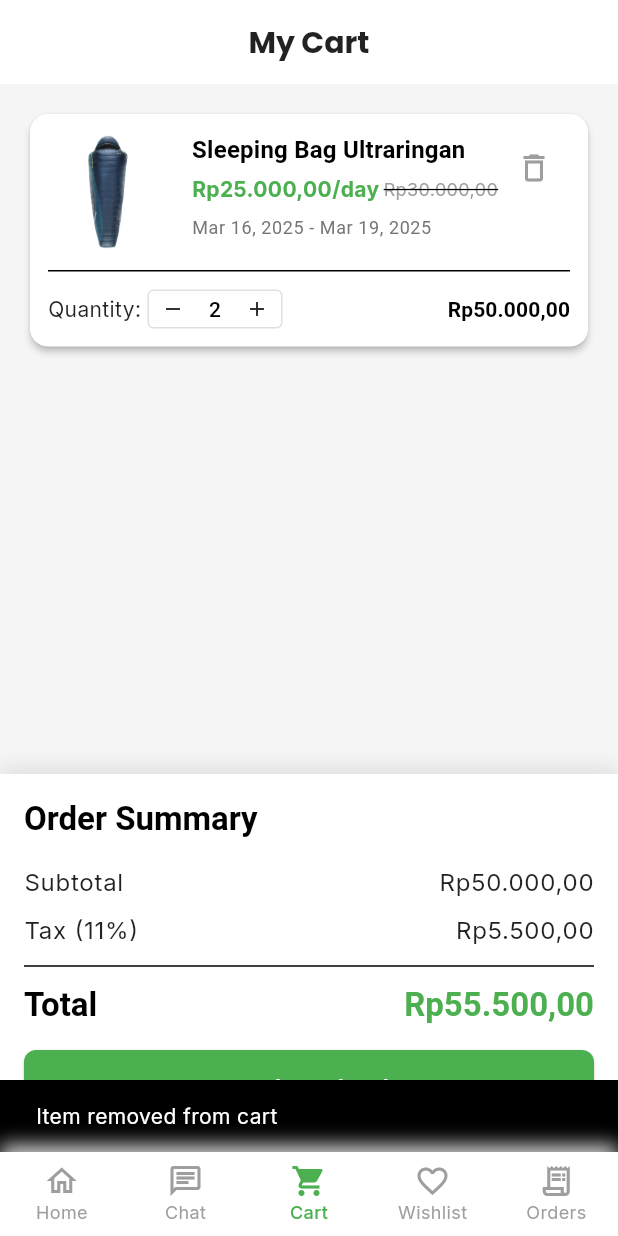
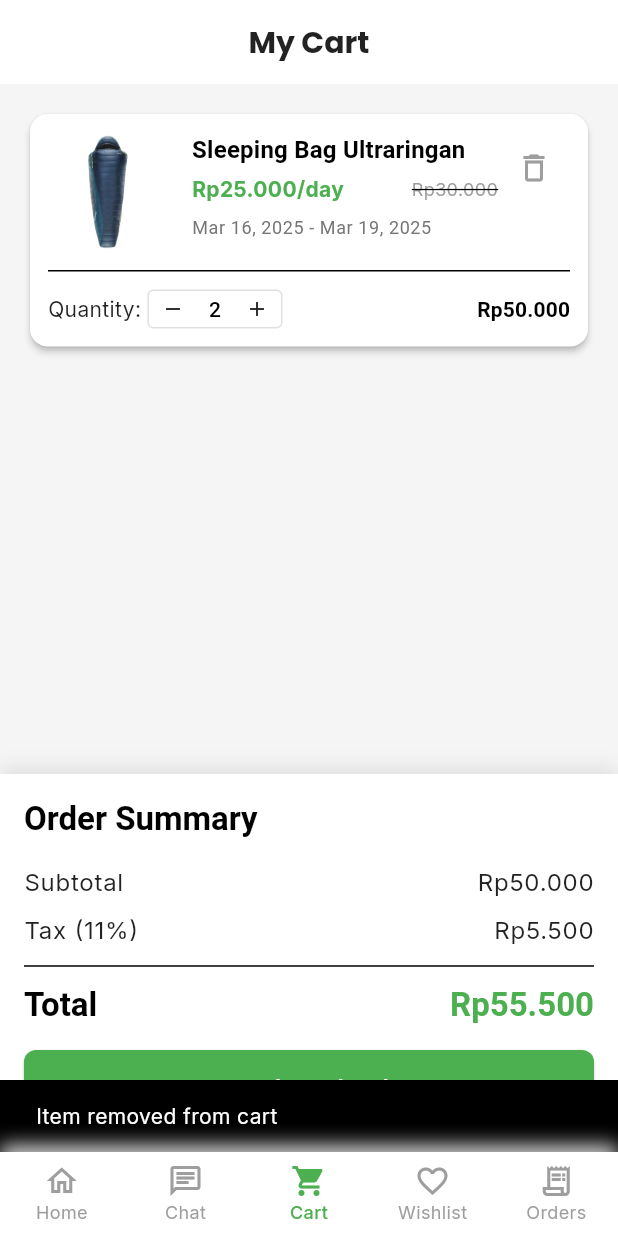
Before and after one commit to frzxw/quiz_provis_c1_2025, a Flutter app: the screen it shows after launch, item 3 of the bottom bar chosen, after a tap on the "delete outline" icon, on a phone screen of 412 x 824 dp. Run offline on Flutter 3.47's test engine with Material 3 defaults, Android fonts, the light colour scheme and no system bars; our stand-ins replace google_fonts.

Commit message:
update number formatting in multiple screens to remove decimal places

```diff
--- a/lib/screens/cart_screen.dart
+++ b/lib/screens/cart_screen.dart
@@ -75,7 +75,7 @@ class _CartScreenState extends State<CartScreen> {
   @override
   Widget build(BuildContext context) {
     final theme = Theme.of(context);
-    final numberFormat = NumberFormat('#,##0.00', 'id_ID');
+    final numberFormat = NumberFormat('#,##0', 'id_ID');
 
     return Scaffold(
       appBar: AppBar(
--- a/lib/screens/checkout_screen.dart
+++ b/lib/screens/checkout_screen.dart
@@ -105,7 +105,7 @@ class _CheckoutScreenState extends State<CheckoutScreen> {
   Widget build(BuildContext context) {
     final theme = Theme.of(context);
     final dateFormat = DateFormat('MMM dd, yyyy');
-    final numberFormat = NumberFormat('#,##0.00', 'id_ID');
+    final numberFormat = NumberFormat('#,##0', 'id_ID');
 
     return Scaffold(
       appBar: AppBar(
@@ -203,7 +203,7 @@ class _CheckoutScreenState extends State<CheckoutScreen> {
                           style: theme.textTheme.bodyLarge,
                         ),
                         Text(
-                            'Rp${numberFormat.format(widget.subtotal)}',
+                          'Rp${numberFormat.format(widget.subtotal)}',
                           style: theme.textTheme.bodyLarge,
                         ),
                       ],
@@ -217,7 +217,7 @@ class _CheckoutScreenState extends State<CheckoutScreen> {
                           style: theme.textTheme.bodyLarge,
                         ),
                         Text(
-                            'Rp${numberFormat.format(widget.tax)}',
+                          'Rp${numberFormat.format(widget.tax)}',
                           style: theme.textTheme.bodyLarge,
                         ),
                       ],
@@ -231,7 +231,7 @@ class _CheckoutScreenState extends State<CheckoutScreen> {
                           style: theme.textTheme.bodyLarge,
                         ),
                         Text(
-                            'Rp${numberFormat.format(_deliveryFee)}',
+                          'Rp${numberFormat.format(_deliveryFee)}',
                           style: theme.textTheme.bodyLarge,
                         ),
                       ],
@@ -247,7 +247,7 @@ class _CheckoutScreenState extends State<CheckoutScreen> {
                           ),
                         ),
                         Text(
-                            'Rp${numberFormat.format(widget.total + _deliveryFee)}',
+                          'Rp${numberFormat.format(widget.total + _deliveryFee)}',
                           style: theme.textTheme.titleLarge?.copyWith(
                             fontWeight: FontWeight.bold,
                             color: theme.colorScheme.primary,
@@ -566,7 +566,7 @@ class OrderConfirmationScreen extends StatelessWidget {
   @override
   Widget build(BuildContext context) {
     final theme = Theme.of(context);
-    final numberFormat = NumberFormat('#,##0.00', 'id_ID');
+    final numberFormat = NumberFormat('#,##0', 'id_ID');
 
     return Scaffold(
       appBar: AppBar(
--- a/lib/screens/home_screen.dart
+++ b/lib/screens/home_screen.dart
@@ -166,6 +166,36 @@ class _HomeScreenState extends State<HomeScreen> {
                         title: 'Hiking',
                         color: Color(0xFF9C27B0),
                       ),
+                      SizedBox(width: horizontalPadding * 0.75),
+                      CategoryCard(
+                        icon: Icons.flashlight_on,
+                        title: 'Lighting',
+                        color: Color(0xFFFFEB3B),
+                      ),
+                      SizedBox(width: horizontalPadding * 0.75),
+                      CategoryCard(
+                        icon: Icons.water,
+                        title: 'Hydration',
+                        color: Color(0xFF00BCD4),
+                      ),
+                      SizedBox(width: horizontalPadding * 0.75),
+                      CategoryCard(
+                        icon: Icons.map,
+                        title: 'Navigation',
+                        color: Color(0xFF8BC34A),
+                      ),
+                      SizedBox(width: horizontalPadding * 0.75),
+                      CategoryCard(
+                        icon: Icons.medical_services,
+                        title: 'First Aid',
+                        color: Color(0xFFF44336),
+                      ),
+                      SizedBox(width: horizontalPadding * 0.75),
+                      CategoryCard(
+                        icon: Icons.camera_alt,
+                        title: 'Photography',
+                        color: Color(0xFF607D8B),
+                      ),
                     ],
                   ),
                 );
--- a/lib/screens/item_detail_screen.dart
+++ b/lib/screens/item_detail_screen.dart
@@ -23,7 +23,7 @@ class _ItemDetailScreenState extends State<ItemDetailScreen> {
   Widget build(BuildContext context) {
     final theme = Theme.of(context);
     final reviews = getSampleReviews(widget.item.id);
-    final numberFormat = NumberFormat('#,##0.00', 'id_ID');
+    final numberFormat = NumberFormat('#,##0', 'id_ID');
 
     return Scaffold(
       body: SafeArea(
--- a/lib/screens/order_monitoring_screen.dart
+++ b/lib/screens/order_monitoring_screen.dart
@@ -40,7 +40,7 @@ class _OrderMonitoringScreenState extends State<OrderMonitoringScreen> {
   @override
   Widget build(BuildContext context) {
     final theme = Theme.of(context);
-    final numberFormat = NumberFormat('#,##0.00', 'id_ID');
+    final numberFormat = NumberFormat('#,##0', 'id_ID');
 
     if (_isLoading) {
       return Scaffold(
--- a/lib/screens/package_purchase_screen.dart
+++ b/lib/screens/package_purchase_screen.dart
@@ -94,7 +94,7 @@ class _PackagePurchaseScreenState extends State<PackagePurchaseScreen> {
   Widget build(BuildContext context) {
     final theme = Theme.of(context);
     final dateFormat = DateFormat('MMM dd, yyyy');
-    final numberFormat = NumberFormat('#,##0.00', 'id_ID');
+    final numberFormat = NumberFormat('#,##0', 'id_ID');
 
     return Scaffold(
       appBar: AppBar(
--- a/lib/screens/promotions_screen.dart
+++ b/lib/screens/promotions_screen.dart
@@ -132,7 +132,7 @@ class PromotionsScreen extends StatelessWidget {
 
   Widget _buildSaleItemCard(BuildContext context, Product item) {
     final theme = Theme.of(context);
-    final numberFormat = NumberFormat('#,##0.00', 'id_ID');
+    final numberFormat = NumberFormat('#,##0', 'id_ID');
 
     return GestureDetector(
       onTap: () {
--- a/lib/widgets/cart_item_card.dart
+++ b/lib/widgets/cart_item_card.dart
@@ -19,7 +19,7 @@ class CartItemCard extends StatelessWidget {
     final theme = Theme.of(context);
     final item = cartItem.item;
     final dateFormat = DateFormat('MMM dd, yyyy');
-    final numberFormat = NumberFormat('#,##0.00', 'id_ID');
+    final numberFormat = NumberFormat('#,##0', 'id_ID');
 
     return Card(
       child: Padding(
--- a/lib/widgets/item_card.dart
+++ b/lib/widgets/item_card.dart
@@ -15,7 +15,9 @@ class ItemCard extends StatelessWidget {
   @override
   Widget build(BuildContext context) {
     final theme = Theme.of(context);
-    final numberFormat = NumberFormat('#,##0.00', 'id_ID');
+    final numberFormat = NumberFormat('#,##0', 'id_ID');
+    final size = MediaQuery.of(context).size;
+    final isSmallScreen = size.width < 360;
 
     return GestureDetector(
       onTap: () {
@@ -26,17 +28,22 @@ class ItemCard extends StatelessWidget {
           ),
         );
       },
-      child: IntrinsicHeight(
+      child: ConstrainedBox(
+        constraints: BoxConstraints(
+          maxWidth: 500,
+          minWidth: 150,
+        ),
         child: Card(
           clipBehavior: Clip.antiAlias,
           child: Column(
             crossAxisAlignment: CrossAxisAlignment.start,
             children: [
-              // Image and badges
-              Stack(
-                children: [
               AspectRatio(
                 aspectRatio: 1,
+                child: Stack(
+                  children: [
+                    SizedBox(
+                      width: double.infinity,
                       child: Image.asset(
                         item.images[0],
                         fit: BoxFit.cover,
@@ -47,9 +54,9 @@ class ItemCard extends StatelessWidget {
                         top: 8,
                         left: 8,
                         child: Container(
-                        padding: const EdgeInsets.symmetric(
-                          horizontal: 8,
-                          vertical: 4,
+                          padding: EdgeInsets.symmetric(
+                            horizontal: isSmallScreen ? 6 : 8,
+                            vertical: isSmallScreen ? 2 : 4,
                           ),
                           decoration: BoxDecoration(
                             color: theme.colorScheme.primary,
@@ -60,6 +67,7 @@ class ItemCard extends StatelessWidget {
                             style: theme.textTheme.bodySmall?.copyWith(
                               color: Colors.white,
                               fontWeight: FontWeight.bold,
+                              fontSize: isSmallScreen ? 9 : null,
                             ),
                           ),
                         ),
@@ -69,9 +77,9 @@ class ItemCard extends StatelessWidget {
                         top: 8,
                         right: 8,
                         child: Container(
-                        padding: const EdgeInsets.symmetric(
-                          horizontal: 8,
-                          vertical: 4,
+                          padding: EdgeInsets.symmetric(
+                            horizontal: isSmallScreen ? 6 : 8,
+                            vertical: isSmallScreen ? 2 : 4,
                           ),
                           decoration: BoxDecoration(
                             color: Colors.red,
@@ -82,16 +90,19 @@ class ItemCard extends StatelessWidget {
                             style: theme.textTheme.bodySmall?.copyWith(
                               color: Colors.white,
                               fontWeight: FontWeight.bold,
+                              fontSize: isSmallScreen ? 9 : null,
                             ),
                           ),
                         ),
                       ),
                   ],
                 ),
-
+              ),
               Padding(
-                padding:
-                    const EdgeInsets.only(left: 12.0, top: 12.0, right: 12.0),
+                padding: EdgeInsets.symmetric(
+                  horizontal: isSmallScreen ? 8.0 : 12.0,
+                  vertical: isSmallScreen ? 8.0 : 12.0,
+                ),
                 child: Column(
                   crossAxisAlignment: CrossAxisAlignment.start,
                   children: [
@@ -99,12 +110,18 @@ class ItemCard extends StatelessWidget {
                       item.name,
                       style: theme.textTheme.titleMedium?.copyWith(
                         fontWeight: FontWeight.bold,
+                        fontSize: isSmallScreen
+                            ? (theme.textTheme.titleMedium?.fontSize ?? 16) - 2
+                            : null,
                       ),
                       maxLines: 2,
                       overflow: TextOverflow.ellipsis,
                     ),
-                    const SizedBox(height: 4),
-                    Row(
+                    SizedBox(height: isSmallScreen ? 2 : 4),
+                    FittedBox(
+                      fit: BoxFit.scaleDown,
+                      alignment: Alignment.centerLeft,
+                      child: Row(
                         children: [
                           RatingStars(rating: item.rating),
                           const SizedBox(width: 4),
@@ -112,30 +129,31 @@ class ItemCard extends StatelessWidget {
                             '(${item.reviewCount})',
                             style: TextStyle(
                               color: Colors.grey.shade600,
-                            fontSize: 12,
+                              fontSize: isSmallScreen ? 10 : 12,
                             ),
                           ),
                         ],
                       ),
-                    const SizedBox(height: 8),
+                    ),
+                    SizedBox(height: isSmallScreen ? 4 : 8),
                     if (item.isOnSale)
-                      Column(
-                        crossAxisAlignment: CrossAxisAlignment.start,
+                      Row(
+                        mainAxisAlignment: MainAxisAlignment.spaceBetween,
                         children: [
-                          Text(
-                            'Rp${numberFormat.format(item.price)}',
-                            style: TextStyle(
-                              decoration: TextDecoration.lineThrough,
-                              color: Colors.grey,
-                              fontSize: 12,
-                            ),
-                          ),
-                          const SizedBox(height: 4),
                           Text(
                             'Rp${numberFormat.format(item.salePrice)}/day',
                             style: TextStyle(
                               color: theme.colorScheme.primary,
                               fontWeight: FontWeight.bold,
+                              fontSize: isSmallScreen ? 12 : 14,
+                            ),
+                          ),
+                          Text(
+                            'Rp${numberFormat.format(item.price).substring(0, 3)}...',
+                            style: TextStyle(
+                              decoration: TextDecoration.lineThrough,
+                              color: Colors.grey,
+                              fontSize: isSmallScreen ? 10 : 12,
                             ),
                           ),
                         ],
@@ -146,6 +164,7 @@ class ItemCard extends StatelessWidget {
                         style: TextStyle(
                           color: theme.colorScheme.primary,
                           fontWeight: FontWeight.bold,
+                          fontSize: isSmallScreen ? 12 : 14,
                         ),
                       ),
                   ],
--- a/lib/widgets/promotion_card.dart
+++ b/lib/widgets/promotion_card.dart
@@ -1,5 +1,6 @@
 import 'package:flutter/material.dart';
 import 'package:intl/intl.dart';
+import 'dart:math';
 
 class PromotionCard extends StatelessWidget {
   final Map<String, dynamic> promotion;
@@ -12,14 +13,21 @@ class PromotionCard extends StatelessWidget {
   @override
   Widget build(BuildContext context) {
     final theme = Theme.of(context);
-    final numberFormat = NumberFormat('#,##0.00', 'id_ID');
+    final numberFormat = NumberFormat('#,##0', 'id_ID');
+    final screenWidth = MediaQuery.of(context).size.width;
+
+    // Responsive width based on screen size
+    final cardWidth = screenWidth < 600
+        ? min(280, screenWidth * 0.8)
+        : min(320, screenWidth * 0.25);
 
     return GestureDetector(
       onTap: () {
         // Navigate to promotion details
       },
       child: Container(
-        width: 280,
+        width: cardWidth.toDouble(),
+        constraints: const BoxConstraints(maxHeight: 300),
         decoration: BoxDecoration(
           color: Colors.white,
           borderRadius: BorderRadius.circular(12),
@@ -37,14 +45,13 @@ class PromotionCard extends StatelessWidget {
           children: [
             // Image
             SizedBox(
-              height: 120,
+              height: 160,
               width: double.infinity,
               child: Stack(
+                fit: StackFit.expand,
                 children: [
                   Image.asset(
                     promotion['image'] as String,
-                    width: double.infinity,
-                    height: double.infinity,
                     fit: BoxFit.cover,
                   ),
                   Container(
@@ -54,13 +61,13 @@ class PromotionCard extends StatelessWidget {
                         end: Alignment.bottomCenter,
                         colors: [
                           Colors.transparent,
-                          Colors.black.withAlpha(128),
+                          Colors.black.withOpacity(0.5),
                         ],
                       ),
                     ),
                   ),
                   Positioned(
-                    bottom: 16,
+                    bottom: 8,
                     left: 8,
                     child: Container(
                       padding: const EdgeInsets.symmetric(
@@ -85,7 +92,8 @@ class PromotionCard extends StatelessWidget {
             ),
 
             // Content
-            Padding(
+            Expanded(
+              child: Padding(
                 padding: const EdgeInsets.all(12.0),
                 child: Column(
                   crossAxisAlignment: CrossAxisAlignment.start,
@@ -99,7 +107,8 @@ class PromotionCard extends StatelessWidget {
                       overflow: TextOverflow.ellipsis,
                     ),
                     const SizedBox(height: 4),
-                  Text(
+                    Expanded(
+                      child: Text(
                         promotion['description'] as String,
                         style: theme.textTheme.bodySmall?.copyWith(
                           color: Colors.grey.shade600,
@@ -107,29 +116,37 @@ class PromotionCard extends StatelessWidget {
                         maxLines: 2,
                         overflow: TextOverflow.ellipsis,
                       ),
+                    ),
                     const SizedBox(height: 8),
                     Row(
                       children: [
-                      Text(
+                        Flexible(
+                          child: Text(
                             'Rp${numberFormat.format(promotion['price'])}',
                             style: TextStyle(
                               color: theme.colorScheme.primary,
                               fontWeight: FontWeight.bold,
                               fontSize: 16,
                             ),
+                            overflow: TextOverflow.ellipsis,
+                          ),
                         ),
                         const SizedBox(width: 4),
-                      Text(
+                        Flexible(
+                          child: Text(
                             'Rp${numberFormat.format(promotion['originalPrice'])}',
-                        style: TextStyle(
+                            style: const TextStyle(
                               decoration: TextDecoration.lineThrough,
                               color: Colors.grey,
                               fontSize: 12,
+                            ),
+                            overflow: TextOverflow.ellipsis,
                           ),
                         ),
                       ],
                     ),
                   ],
+                ),
               ),
             ),
           ],
--- a/lib/widgets/promotion_package_card.dart
+++ b/lib/widgets/promotion_package_card.dart
@@ -13,7 +13,7 @@ class PromotionPackageCard extends StatelessWidget {
   @override
   Widget build(BuildContext context) {
     final theme = Theme.of(context);
-    final numberFormat = NumberFormat('#,##0.00', 'id_ID');
+    final numberFormat = NumberFormat('#,##0', 'id_ID');
 
     return Card(
       clipBehavior: Clip.antiAlias,
--- a/lib/widgets/transaction_card.dart
+++ b/lib/widgets/transaction_card.dart
@@ -15,7 +15,7 @@ class TransactionCard extends StatelessWidget {
   Widget build(BuildContext context) {
     final theme = Theme.of(context);
     final dateFormat = DateFormat('MMM dd, yyyy');
-    final numberFormat = NumberFormat('#,##0.00', 'id_ID');
+    final numberFormat = NumberFormat('#,##0', 'id_ID');
 
     return Card(
       child: Padding(
--- a/lib/widgets/wishlist_item_card.dart
+++ b/lib/widgets/wishlist_item_card.dart
@@ -17,8 +17,7 @@ class WishlistItemCard extends StatelessWidget {
   @override
   Widget build(BuildContext context) {
     final theme = Theme.of(context);
-    final numberFormat =
-        NumberFormat('#,##0.00', 'id_ID'); // Indonesia format (1.234.567,89)
+    final numberFormat = NumberFormat('#,##0', 'id_ID');
 
     return GestureDetector(
       onTap: () {
```
Also changed, not shown: lib/screens/chat_screen.dart (+13 -8 lines), lib/widgets/category_card.dart (line endings or trailing spaces). Lines whose indentation alone changed are shown as unchanged.
